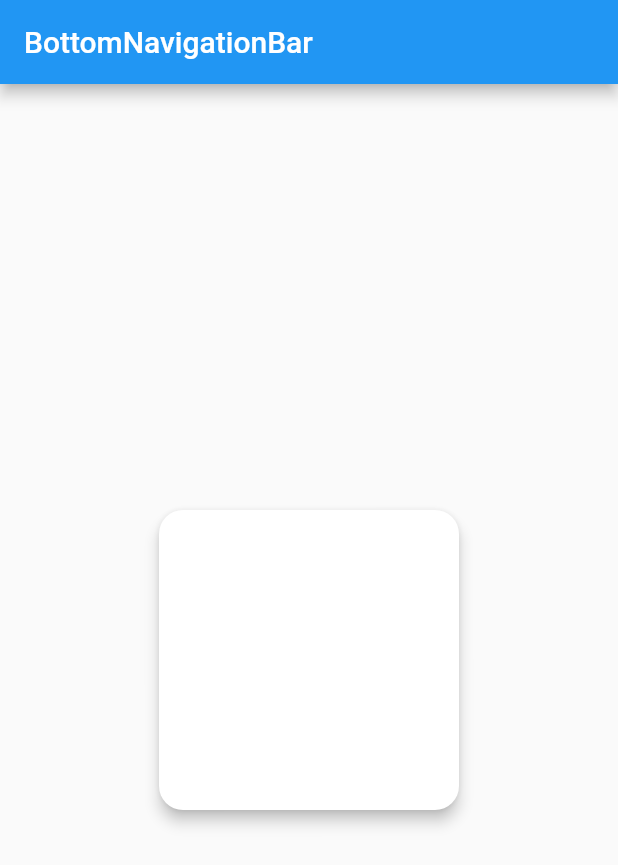
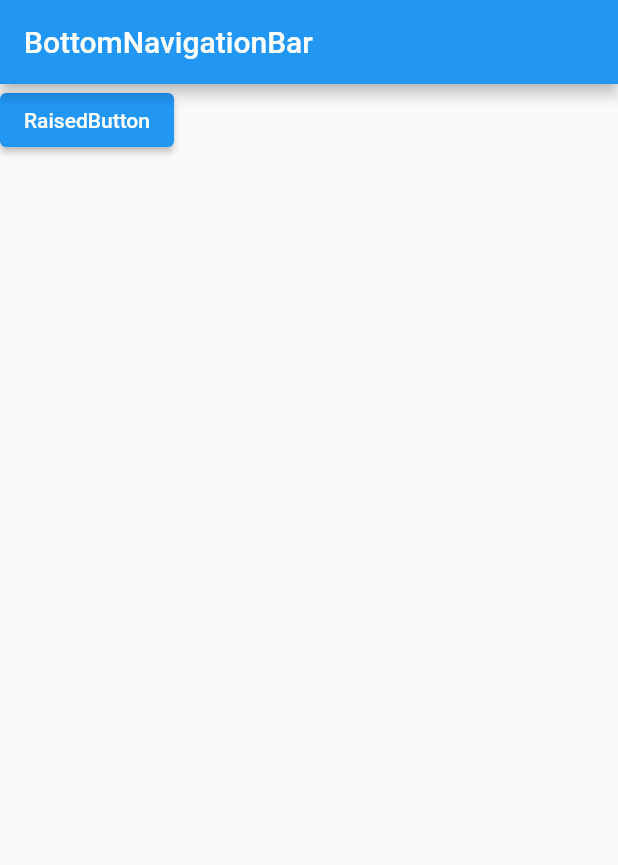
Before and after one commit to chihyeonWON/Flutter-Widget, a Flutter app: the screen it shows after launch, on a phone screen of 412 x 824 dp. Shown: the top 865 px of the screen. Run offline on Flutter 3.47's test engine with Material 2 defaults, Android fonts, the phone set to English and light mode, and no system bars.

Commit message:
ElevatedButton 실습

```diff
--- a/lib/main.dart
+++ b/lib/main.dart
@@ -24,17 +24,11 @@ class MyHomePage extends StatelessWidget {
             appBar: AppBar(
               title: Text('BottomNavigationBar'),
             ),
-            body:Center(
-              child:Card(
-                shape:RoundedRectangleBorder(
-                  borderRadius:BorderRadius.circular(16.0),
-                ),
-                elevation:4.0, // 그림자 깊이
-                child:Container(
-                  width:200,
-                  height:200,
-                )
-              )
+            body:ElevatedButton(
+              child:Text('RaisedButton'),
+              onPressed: () {
+                // 실행할 코드 작성
+              },
             )
     );
   }
```
